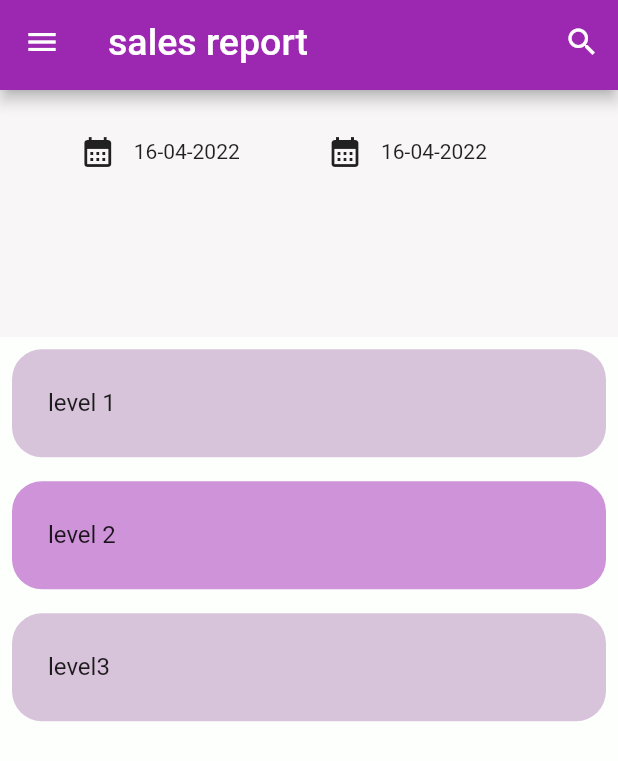
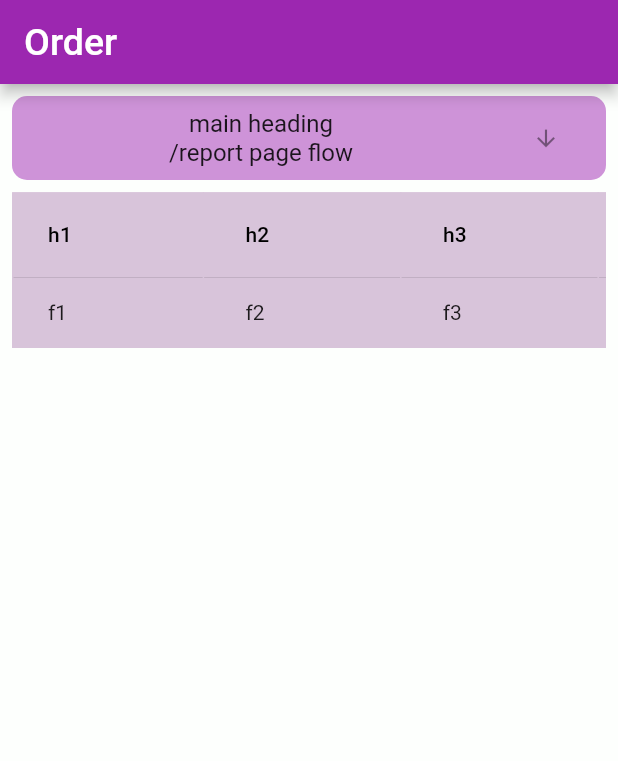
Before and after one commit to vegaKannur12/trafiqReports, a Flutter app: the screen it shows after launch, on a phone screen of 412 x 824 dp. Shown: the top 761 px of the screen. Run offline on Flutter 3.47's test engine with Material 2 defaults, Android fonts, the phone set to English and light mode, and no system bars; missing offline and left inert: flutter_phone_direct_caller; Roboto replaces fonts that are missing (Raleway).

Commit message:
level1 modified

```diff
--- a/lib/main.dart
+++ b/lib/main.dart
@@ -1,8 +1,11 @@
 import 'package:flutter/material.dart';
 import 'package:reports/components/customColor.dart';
 import 'package:reports/drawersample.dart';
+import 'package:reports/screen/call.dart';
 import 'package:reports/screen/homePage.dart';
 import 'package:reports/screen/level1.dart';
+import 'package:reports/screen/level1Sample.dart';
+import 'package:reports/screen/sampleDataTable.dart';
 
 import 'screen/dataTabletest.dart';
 
@@ -15,7 +18,7 @@ class MyApp extends StatelessWidget {
 
   @override
   Widget build(BuildContext context) {
-    return MaterialApp(
+    return MaterialApp(debugShowCheckedModeBanner: false,
       theme: ThemeData(
         fontFamily: 'Raleway',
         primaryColor: P_Settings.color1,
@@ -36,7 +39,7 @@ class MyApp extends StatelessWidget {
           ),
         ),
       ),
-      home: HomePage(),
+      home: Level1Sample(),
     );
   }
 }
--- /dev/null
+++ b/lib/screen/call.dart
@@ -0,0 +1,51 @@
+import 'package:flutter/material.dart';
+import 'package:flutter/services.dart';
+import 'package:flutter_phone_direct_caller/flutter_phone_direct_caller.dart';
+
+
+
+class CallPhone extends StatefulWidget {
+  const CallPhone({Key? key}) : super(key: key);
+
+  @override
+  _CallPhoneState createState() => _CallPhoneState();
+}
+
+class _CallPhoneState extends State<CallPhone> {
+  final TextEditingController _numberCtrl = TextEditingController();
+
+  @override
+  void initState() {
+    super.initState();
+    _numberCtrl.text = "085921191121";
+  }
+
+  @override
+  Widget build(BuildContext context) {
+    return MaterialApp(
+      home: Scaffold(
+        appBar: AppBar(
+          title: const Text('Plugin example app'),
+        ),
+        body: Column(
+          children: <Widget>[
+            Padding(
+              padding: const EdgeInsets.all(8.0),
+              child: TextField(
+                controller: _numberCtrl,
+                decoration: const InputDecoration(labelText: "Phone Number"),
+                keyboardType: TextInputType.number,
+              ),
+            ),
+            ElevatedButton(
+              child: const Text("Test Call"),
+              onPressed: () async {
+                FlutterPhoneDirectCaller.callNumber(_numberCtrl.text);
+              },
+            )
+          ],
+        ),
+      ),
+    );
+  }
+}
--- a/lib/screen/homePage.dart
+++ b/lib/screen/homePage.dart
@@ -25,7 +25,10 @@ class _HomePageState extends State<HomePage> {
   int _selectedIndex = 0;
   bool isSelected = true;
   bool buttonClicked = false;
-  List<String> drawerItems = ["level 1", "level 2", "level3"];
+  List<String> purchseItems = ["level 1", "level 2", "level3"];
+  List<String> salesItems = ["level 1", "level 2", "level3"];
+  List<String> sales2Items = ["level 1", "level 2", "level3"];
+
   // List<Map<String, dynamic>>? newList = [];
 
   _onSelectItem(int index) {
@@ -41,14 +44,17 @@ class _HomePageState extends State<HomePage> {
 
     for (var i = 0; i < widget._draweItems.length; i++) {
       var d = widget._draweItems[i];
-      drawerOpts.add(new ListTile(
-        leading: new Icon(d.icon),
-        title: new Text(d.title),
+      drawerOpts.add(ListTile(
+        // leading: new Icon(d.icon),
+        title: new Text(
+          d.title,
+          style: TextStyle(fontFamily: P_Font.kronaOne, fontSize: 17),
+        ),
         selected: i == _selectedIndex,
         onTap: () => _onSelectItem(i),
       ));
     }
-    //////////////////////////////////////////
+    /////////////////////////////////////////////////////////////////////
     Size size = MediaQuery.of(context).size;
     return Scaffold(
       resizeToAvoidBottomInset: false,
@@ -66,22 +72,13 @@ class _HomePageState extends State<HomePage> {
               height: size.height * 0.2,
               color: P_Settings.color3,
             ),
-            // UserAccountsDrawerHeader(
-            //   accountEmail: new Text("email@gmail.com", style: TextStyle(fontSize: 18),),
-            //   accountName: new Text("Your Name", style: TextStyle(fontSize: 16),),
-            //   currentAccountPicture: new GestureDetector(
-            //     // child: new CircleAvatar(
-            //     //   backgroundImage: new NetworkImage(picsUrl),
-            //     // ),
-            //     onTap: () => print("This is your current account."),
-            //   ),
-            // ),
             Column(children: drawerOpts)
           ],
         ),
       ),
       body: Column(
         children: [
+          // Text(widget._draweItems[_selectedIndex].title),
           buttonClicked
               ? Padding(
                   padding: const EdgeInsets.all(8.0),
@@ -137,20 +134,23 @@ class _HomePageState extends State<HomePage> {
             // color: P_Settings.datatableColor,
             height: size.height * 0.6,
             child: ListView.builder(
-              itemCount: drawerItems.length,
+              itemCount: purchseItems.length,
               itemBuilder: ((context, index) {
                 return Padding(
                   padding: const EdgeInsets.all(8.0),
                   child: Ink(
+                    height: size.height * 0.09,
                     decoration: BoxDecoration(
                       color: (index % 2 == 0)
                           ? P_Settings.datatableColor
                           : P_Settings.color4,
-                      borderRadius: BorderRadius.circular(20),
+                      borderRadius: BorderRadius.circular(10),
                     ),
                     child: Padding(
                       padding: const EdgeInsets.all(8.0),
                       child: ListTile(
+                        // contentPadding: EdgeInsets.zero,
+                        // dense: true,
                         minLeadingWidth: 10,
                         onTap: () {
                           setState(() {
@@ -158,7 +158,11 @@ class _HomePageState extends State<HomePage> {
                           });
                           print(buttonClicked);
                         },
-                        title: Text(drawerItems[index]),
+                        title: Text(
+                          purchseItems[index],
+                          // overflow: TextOverflow.ellipsis,
+                          // softWrap: true,
+                        ),
                       ),
                     ),
                   ),
@@ -178,3 +182,6 @@ class DrawerItem {
   IconData icon;
   DrawerItem(this.title, this.icon);
 }
+
+
+//////////////////////////////////////////////////////////
--- /dev/null
+++ b/lib/screen/level1Sample.dart
@@ -0,0 +1,199 @@
+import 'package:flutter/material.dart';
+import 'package:reports/components/customColor.dart';
+import 'package:reports/screen/homePage.dart';
+
+class Level1Sample extends StatefulWidget {
+  const Level1Sample({Key? key}) : super(key: key);
+
+  @override
+  State<Level1Sample> createState() => _Level1SampleState();
+}
+
+class _Level1SampleState extends State<Level1Sample> {
+  bool isExpanded = false;
+  bool visible = true;
+  Icon actionIcon = Icon(Icons.arrow_downward);
+  List<String> listString = ["Main Heading", "level1", "level2"];
+  @override
+  void initState() {
+    // TODO: implement initState
+    super.initState();
+    visible = true;
+  }
+
+  @override
+  Widget build(BuildContext context) {
+    Size size = MediaQuery.of(context).size;
+    return Scaffold(
+      appBar: AppBar(
+        title: Text("Order"),
+      ),
+      body: Padding(
+        padding: const EdgeInsets.all(8.0),
+        child: Column(
+          children: [
+            Ink(
+              decoration: BoxDecoration(
+                color: P_Settings.color4,
+                borderRadius: BorderRadius.circular(10),
+              ),
+              child: ListTile(
+                onTap: (){
+                   Navigator.push(
+                          context,
+                          MaterialPageRoute(builder: (context) => HomePage()),
+                        );
+                },
+                title: Column(
+                  children: [
+                    Text("main heading"),
+                    Text('/report page flow'),
+                  ],
+                ),
+                trailing: IconButton(
+                    icon: Icon(
+                      actionIcon.icon,
+                      size: 18,
+                    ),
+                    onPressed: () {
+                      setState(() {
+                        visible = !visible;
+                        isExpanded = !isExpanded;
+                        if(this.actionIcon.icon==Icons.arrow_downward){
+                          print("to up");
+                          this.actionIcon=Icon(Icons.arrow_upward);
+                        }
+                        else if(this.actionIcon.icon==Icons.arrow_upward){
+                          print("to down");
+                        this.actionIcon=Icon(Icons.arrow_downward);
+
+                        }
+                      });
+                    }),
+              ),
+            ),
+            SizedBox(
+              height: size.height * 0.01,
+            ),
+            Visibility(
+              visible: visible,
+              child: shrinkedDataTable(),
+            ),
+
+            Visibility(visible: isExpanded, child: datatable()),
+          ],
+        ),
+      ),
+    );
+  }
+
+  Widget shrinkedDataTable() {
+    return SingleChildScrollView(
+      scrollDirection: Axis.horizontal,
+      child: Container(
+        width: 650,
+        decoration: BoxDecoration(color: P_Settings.datatableColor),
+        child: DataTable(
+          border: TableBorder.all(
+            color: P_Settings.datatableColor,
+          ),
+          columns: [
+            DataColumn(
+              label: Text('h1'),
+            ),
+            DataColumn(
+              label: Text('h2'),
+            ),
+            DataColumn(
+              label: Text('h3'),
+            ),
+            DataColumn(
+              label: Text('h4'),
+            ),
+            DataColumn(
+              label: Text('h5'),
+            ),
+          ],
+          rows: [
+            DataRow(cells: [
+              DataCell(Text('f1')),
+              DataCell(Text('f2')),
+              DataCell(Text('f3')),
+              DataCell(Text('f4')),
+              DataCell(Text('f5')),
+            ])
+          ],
+        ),
+      ),
+    );
+  }
+
+  ////////////////////////////////////////
+  Widget datatable() {
+    return SingleChildScrollView(
+      scrollDirection: Axis.horizontal,
+      child: Container(
+        width: 700,
+        decoration: BoxDecoration(color: P_Settings.datatableColor),
+        child: DataTable(
+            border: TableBorder.all(
+                // color: P_Settings.datatableColor,
+                ),
+            // headingRowColor: MaterialStateColor.resolveWith(
+            //     (states) => P_Settings.datatableColor),
+            columns: [
+              DataColumn(
+                label: Text('ID'),
+              ),
+              DataColumn(
+                label: Text('Name'),
+              ),
+              DataColumn(
+                label: Text('Code'),
+              ),
+              DataColumn(
+                label: Text('Quantity'),
+              ),
+              DataColumn(
+                label: Text('Amount'),
+              ),
+              DataColumn(
+                label: Text('Quantity'),
+              ),
+              DataColumn(
+                label: Text('Amount'),
+              ),
+            ],
+            rows: [
+              DataRow(cells: [
+                DataCell(Text('1')),
+                DataCell(Text('Anusha')),
+                DataCell(Text('5644645')),
+                DataCell(Text('3')),
+                DataCell(Text('10')),
+                DataCell(Text('3')),
+                DataCell(Text('10')),
+              ]),
+              DataRow(cells: [
+                DataCell(Text('1')),
+                DataCell(Text('Anu')),
+                DataCell(Text('5644645')),
+                DataCell(Text('3')),
+                DataCell(Text('19')),
+                DataCell(Text('3')),
+                DataCell(Text('10')),
+              ]),
+              DataRow(cells: [
+                DataCell(Text('')),
+                DataCell(Text('')),
+                DataCell(Text('')),
+                DataCell(Text('')),
+                DataCell(Text('')),
+                DataCell(Text('')),
+                DataCell(Text('')),
+              ]),
+            ]),
+      ),
+    );
+  }
+}
--- a/pubspec.yaml
+++ b/pubspec.yaml
@@ -35,6 +35,8 @@ dependencies:
   # Use with the CupertinoIcons class for iOS style icons.
   cupertino_icons: ^1.0.2
   intl: ^0.17.0
+  url_launcher: ^6.0.20
+  flutter_phone_direct_caller: ^2.1.0
 
 
 dev_dependencies:
```
Also changed, not shown: lib/screen/level1.dart (+7 -1 lines), lib/screen/sampleDataTable.dart (added, +82 -0 lines), pubspec.lock, 2 other files.
